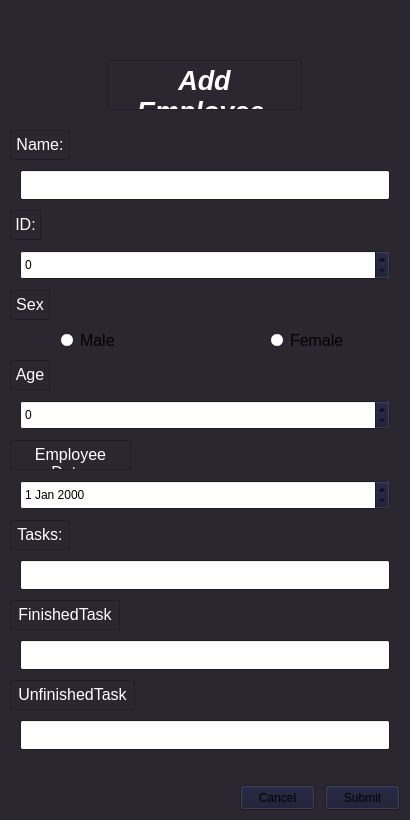
Before: the Qt Designer form Employee.ui in HeidariSina/Management-App, drawn with Qt 5.
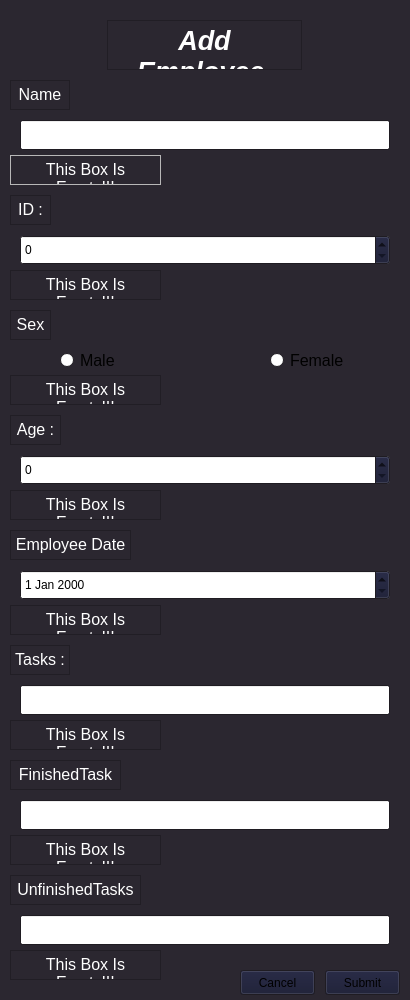
After: the same form once the commit is applied.

```diff
--- a/Employee.ui
+++ b/Employee.ui
@@ -10,19 +10,19 @@
     <x>0</x>
     <y>0</y>
     <width>410</width>
-    <height>820</height>
+    <height>1000</height>
    </rect>
   </property>
   <property name="minimumSize">
    <size>
     <width>410</width>
-    <height>820</height>
+    <height>1000</height>
    </size>
   </property>
   <property name="maximumSize">
    <size>
     <width>410</width>
-    <height>820</height>
+    <height>4095</height>
    </size>
   </property>
   <property name="palette">
@@ -130,7 +130,7 @@
     <property name="geometry">
      <rect>
       <x>107</x>
-      <y>60</y>
+      <y>20</y>
       <width>195</width>
       <height>50</height>
      </rect>
@@ -212,7 +212,7 @@
     <property name="geometry">
      <rect>
       <x>20</x>
-      <y>170</y>
+      <y>120</y>
       <width>370</width>
       <height>30</height>
      </rect>
@@ -228,7 +228,7 @@
     <property name="geometry">
      <rect>
       <x>10</x>
-      <y>130</y>
+      <y>80</y>
       <width>60</width>
       <height>30</height>
      </rect>
@@ -290,15 +290,15 @@
 &lt;html&gt;&lt;head&gt;&lt;meta name=&quot;qrichtext&quot; content=&quot;1&quot; /&gt;&lt;style type=&quot;text/css&quot;&gt;
 p, li { white-space: pre-wrap; }
 &lt;/style&gt;&lt;/head&gt;&lt;body style=&quot; font-family:'Segoe UI'; font-size:20pt; font-weight:600; font-style:italic;&quot;&gt;
-&lt;p align=&quot;center&quot; style=&quot; margin-top:0px; margin-bottom:0px; margin-left:0px; margin-right:0px; -qt-block-indent:0; text-indent:0px;&quot;&gt;&lt;span style=&quot; font-size:12pt; font-weight:400; font-style:normal; color:#ffffff;&quot;&gt;Name:&lt;/span&gt;&lt;/p&gt;&lt;/body&gt;&lt;/html&gt;</string>
+&lt;p align=&quot;center&quot; style=&quot; margin-top:0px; margin-bottom:0px; margin-left:0px; margin-right:0px; -qt-block-indent:0; text-indent:0px;&quot;&gt;&lt;span style=&quot; font-size:12pt; font-weight:400; font-style:normal; color:#ffffff;&quot;&gt;Name :&lt;/span&gt;&lt;/p&gt;&lt;/body&gt;&lt;/html&gt;</string>
     </property>
    </widget>
    <widget class="QTextBrowser" name="IDText">
     <property name="geometry">
      <rect>
       <x>10</x>
-      <y>210</y>
-      <width>31</width>
+      <y>195</y>
+      <width>41</width>
       <height>30</height>
      </rect>
     </property>
@@ -359,15 +359,15 @@
 &lt;html&gt;&lt;head&gt;&lt;meta name=&quot;qrichtext&quot; content=&quot;1&quot; /&gt;&lt;style type=&quot;text/css&quot;&gt;
 p, li { white-space: pre-wrap; }
 &lt;/style&gt;&lt;/head&gt;&lt;body style=&quot; font-family:'Segoe UI'; font-size:20pt; font-weight:600; font-style:italic;&quot;&gt;
-&lt;p align=&quot;center&quot; style=&quot; margin-top:0px; margin-bottom:0px; margin-left:0px; margin-right:0px; -qt-block-indent:0; text-indent:0px;&quot;&gt;&lt;span style=&quot; font-size:12pt; font-weight:400; font-style:normal; color:#ffffff;&quot;&gt;ID:&lt;/span&gt;&lt;/p&gt;&lt;/body&gt;&lt;/html&gt;</string>
+&lt;p align=&quot;center&quot; style=&quot; margin-top:0px; margin-bottom:0px; margin-left:0px; margin-right:0px; -qt-block-indent:0; text-indent:0px;&quot;&gt;&lt;span style=&quot; font-size:12pt; font-weight:400; font-style:normal; color:#ffffff;&quot;&gt;ID :&lt;/span&gt;&lt;/p&gt;&lt;/body&gt;&lt;/html&gt;</string>
     </property>
    </widget>
    <widget class="QTextBrowser" name="SexText">
     <property name="geometry">
      <rect>
       <x>10</x>
-      <y>290</y>
-      <width>40</width>
+      <y>310</y>
+      <width>41</width>
       <height>30</height>
      </rect>
     </property>
@@ -428,14 +428,14 @@
 &lt;html&gt;&lt;head&gt;&lt;meta name=&quot;qrichtext&quot; content=&quot;1&quot; /&gt;&lt;style type=&quot;text/css&quot;&gt;
 p, li { white-space: pre-wrap; }
 &lt;/style&gt;&lt;/head&gt;&lt;body style=&quot; font-family:'Segoe UI'; font-size:20pt; font-weight:600; font-style:italic;&quot;&gt;
-&lt;p align=&quot;center&quot; style=&quot; margin-top:0px; margin-bottom:0px; margin-left:0px; margin-right:0px; -qt-block-indent:0; text-indent:0px;&quot;&gt;&lt;span style=&quot; font-size:12pt; font-weight:400; font-style:normal; color:#ffffff;&quot;&gt;Sex:&lt;/span&gt;&lt;/p&gt;&lt;/body&gt;&lt;/html&gt;</string>
+&lt;p align=&quot;center&quot; style=&quot; margin-top:0px; margin-bottom:0px; margin-left:0px; margin-right:0px; -qt-block-indent:0; text-indent:0px;&quot;&gt;&lt;span style=&quot; font-size:12pt; font-weight:400; font-style:normal; color:#ffffff;&quot;&gt;Sex :&lt;/span&gt;&lt;/p&gt;&lt;/body&gt;&lt;/html&gt;</string>
     </property>
    </widget>
    <widget class="QRadioButton" name="MaleradioButton">
     <property name="geometry">
      <rect>
       <x>60</x>
-      <y>330</y>
+      <y>350</y>
       <width>80</width>
       <height>20</height>
      </rect>
@@ -453,7 +453,7 @@
     <property name="geometry">
      <rect>
       <x>270</x>
-      <y>330</y>
+      <y>350</y>
       <width>80</width>
       <height>20</height>
      </rect>
@@ -471,8 +471,8 @@
     <property name="geometry">
      <rect>
       <x>10</x>
-      <y>360</y>
-      <width>40</width>
+      <y>415</y>
+      <width>51</width>
       <height>30</height>
      </rect>
     </property>
@@ -533,14 +533,14 @@
 &lt;html&gt;&lt;head&gt;&lt;meta name=&quot;qrichtext&quot; content=&quot;1&quot; /&gt;&lt;style type=&quot;text/css&quot;&gt;
 p, li { white-space: pre-wrap; }
 &lt;/style&gt;&lt;/head&gt;&lt;body style=&quot; font-family:'Segoe UI'; font-size:20pt; font-weight:600; font-style:italic;&quot;&gt;
-&lt;p align=&quot;center&quot; style=&quot; margin-top:0px; margin-bottom:0px; margin-left:0px; margin-right:0px; -qt-block-indent:0; text-indent:0px;&quot;&gt;&lt;span style=&quot; font-size:12pt; font-weight:400; font-style:normal; color:#ffffff;&quot;&gt;Age:&lt;/span&gt;&lt;/p&gt;&lt;/body&gt;&lt;/html&gt;</string>
+&lt;p align=&quot;center&quot; style=&quot; margin-top:0px; margin-bottom:0px; margin-left:0px; margin-right:0px; -qt-block-indent:0; text-indent:0px;&quot;&gt;&lt;span style=&quot; font-size:12pt; font-weight:400; font-style:normal; color:#ffffff;&quot;&gt;Age :&lt;/span&gt;&lt;/p&gt;&lt;/body&gt;&lt;/html&gt;</string>
     </property>
    </widget>
    <widget class="QTextBrowser" name="EmployeeDateText">
     <property name="geometry">
      <rect>
       <x>10</x>
-      <y>440</y>
+      <y>530</y>
       <width>121</width>
       <height>30</height>
      </rect>
@@ -602,14 +602,14 @@
 &lt;html&gt;&lt;head&gt;&lt;meta name=&quot;qrichtext&quot; content=&quot;1&quot; /&gt;&lt;style type=&quot;text/css&quot;&gt;
 p, li { white-space: pre-wrap; }
 &lt;/style&gt;&lt;/head&gt;&lt;body style=&quot; font-family:'Segoe UI'; font-size:20pt; font-weight:600; font-style:italic;&quot;&gt;
-&lt;p align=&quot;center&quot; style=&quot; margin-top:0px; margin-bottom:0px; margin-left:0px; margin-right:0px; -qt-block-indent:0; text-indent:0px;&quot;&gt;&lt;span style=&quot; font-size:12pt; font-weight:400; font-style:normal; color:#ffffff;&quot;&gt;Employee Date:&lt;/span&gt;&lt;/p&gt;&lt;/body&gt;&lt;/html&gt;</string>
+&lt;p align=&quot;center&quot; style=&quot; margin-top:0px; margin-bottom:0px; margin-left:0px; margin-right:0px; -qt-block-indent:0; text-indent:0px;&quot;&gt;&lt;span style=&quot; font-size:12pt; font-weight:400; font-style:normal; color:#ffffff;&quot;&gt;Employee Date :&lt;/span&gt;&lt;/p&gt;&lt;/body&gt;&lt;/html&gt;</string>
     </property>
    </widget>
    <widget class="QTextBrowser" name="TasksText">
     <property name="geometry">
      <rect>
       <x>10</x>
-      <y>520</y>
+      <y>645</y>
       <width>60</width>
       <height>30</height>
      </rect>
@@ -671,15 +671,15 @@
 &lt;html&gt;&lt;head&gt;&lt;meta name=&quot;qrichtext&quot; content=&quot;1&quot; /&gt;&lt;style type=&quot;text/css&quot;&gt;
 p, li { white-space: pre-wrap; }
 &lt;/style&gt;&lt;/head&gt;&lt;body style=&quot; font-family:'Segoe UI'; font-size:20pt; font-weight:600; font-style:italic;&quot;&gt;
-&lt;p align=&quot;center&quot; style=&quot; margin-top:0px; margin-bottom:0px; margin-left:0px; margin-right:0px; -qt-block-indent:0; text-indent:0px;&quot;&gt;&lt;span style=&quot; font-size:12pt; font-weight:400; font-style:normal; color:#ffffff;&quot;&gt;Tasks:&lt;/span&gt;&lt;/p&gt;&lt;/body&gt;&lt;/html&gt;</string>
+&lt;p align=&quot;center&quot; style=&quot; margin-top:0px; margin-bottom:0px; margin-left:0px; margin-right:0px; -qt-block-indent:0; text-indent:0px;&quot;&gt;&lt;span style=&quot; font-size:12pt; font-weight:400; font-style:normal; color:#ffffff;&quot;&gt;Tasks :&lt;/span&gt;&lt;/p&gt;&lt;/body&gt;&lt;/html&gt;</string>
     </property>
    </widget>
    <widget class="QTextBrowser" name="FinishedTasksText">
     <property name="geometry">
      <rect>
       <x>10</x>
-      <y>600</y>
-      <width>110</width>
+      <y>760</y>
+      <width>111</width>
       <height>30</height>
      </rect>
     </property>
@@ -740,14 +740,14 @@
 &lt;html&gt;&lt;head&gt;&lt;meta name=&quot;qrichtext&quot; content=&quot;1&quot; /&gt;&lt;style type=&quot;text/css&quot;&gt;
 p, li { white-space: pre-wrap; }
 &lt;/style&gt;&lt;/head&gt;&lt;body style=&quot; font-family:'Segoe UI'; font-size:20pt; font-weight:600; font-style:italic;&quot;&gt;
-&lt;p align=&quot;center&quot; style=&quot; margin-top:0px; margin-bottom:0px; margin-left:0px; margin-right:0px; -qt-block-indent:0; text-indent:0px;&quot;&gt;&lt;span style=&quot; font-size:12pt; font-weight:400; font-style:normal; color:#ffffff;&quot;&gt;FinishedTasks:&lt;/span&gt;&lt;/p&gt;&lt;/body&gt;&lt;/html&gt;</string>
+&lt;p align=&quot;center&quot; style=&quot; margin-top:0px; margin-bottom:0px; margin-left:0px; margin-right:0px; -qt-block-indent:0; text-indent:0px;&quot;&gt;&lt;span style=&quot; font-size:12pt; font-weight:400; font-style:normal; color:#ffffff;&quot;&gt;FinishedTasks :&lt;/span&gt;&lt;/p&gt;&lt;/body&gt;&lt;/html&gt;</string>
     </property>
    </widget>
    <widget class="QLineEdit" name="TasksEdit">
     <property name="geometry">
      <rect>
       <x>20</x>
-      <y>560</y>
+      <y>685</y>
       <width>370</width>
       <height>30</height>
      </rect>
@@ -760,7 +760,7 @@
     <property name="geometry">
      <rect>
       <x>20</x>
-      <y>640</y>
+      <y>800</y>
       <width>370</width>
       <height>30</height>
      </rect>
@@ -773,8 +773,8 @@
     <property name="geometry">
      <rect>
       <x>10</x>
-      <y>680</y>
-      <width>125</width>
+      <y>875</y>
+      <width>131</width>
       <height>30</height>
      </rect>
     </property>
@@ -835,14 +835,14 @@
 &lt;html&gt;&lt;head&gt;&lt;meta name=&quot;qrichtext&quot; content=&quot;1&quot; /&gt;&lt;style type=&quot;text/css&quot;&gt;
 p, li { white-space: pre-wrap; }
 &lt;/style&gt;&lt;/head&gt;&lt;body style=&quot; font-family:'Segoe UI'; font-size:20pt; font-weight:600; font-style:italic;&quot;&gt;
-&lt;p align=&quot;center&quot; style=&quot; margin-top:0px; margin-bottom:0px; margin-left:0px; margin-right:0px; -qt-block-indent:0; text-indent:0px;&quot;&gt;&lt;span style=&quot; font-size:12pt; font-weight:400; font-style:normal; color:#ffffff;&quot;&gt;UnfinishedTasks:&lt;/span&gt;&lt;/p&gt;&lt;/body&gt;&lt;/html&gt;</string>
+&lt;p align=&quot;center&quot; style=&quot; margin-top:0px; margin-bottom:0px; margin-left:0px; margin-right:0px; -qt-block-indent:0; text-indent:0px;&quot;&gt;&lt;span style=&quot; font-size:12pt; font-weight:400; font-style:normal; color:#ffffff;&quot;&gt;UnfinishedTasks :&lt;/span&gt;&lt;/p&gt;&lt;/body&gt;&lt;/html&gt;</string>
     </property>
    </widget>
    <widget class="QLineEdit" name="UnfinishedTasksEdit">
     <property name="geometry">
      <rect>
       <x>20</x>
-      <y>720</y>
+      <y>915</y>
       <width>370</width>
       <height>30</height>
      </rect>
@@ -855,7 +855,7 @@
     <property name="geometry">
      <rect>
       <x>20</x>
-      <y>480</y>
+      <y>570</y>
       <width>370</width>
       <height>30</height>
      </rect>
@@ -865,7 +865,7 @@
     <property name="geometry">
      <rect>
       <x>20</x>
-      <y>250</y>
+      <y>235</y>
       <width>370</width>
       <height>30</height>
      </rect>
@@ -881,7 +881,7 @@
     <property name="geometry">
      <rect>
       <x>20</x>
-      <y>400</y>
+      <y>455</y>
       <width>370</width>
       <height>30</height>
      </rect>
@@ -894,7 +894,7 @@
     <property name="geometry">
      <rect>
       <x>325</x>
-      <y>785</y>
+      <y>970</y>
       <width>75</width>
       <height>25</height>
      </rect>
@@ -907,7 +907,7 @@
     <property name="geometry">
      <rect>
       <x>240</x>
-      <y>785</y>
+      <y>970</y>
       <width>75</width>
       <height>25</height>
      </rect>
@@ -916,6 +916,642 @@
      <string>Cancel</string>
     </property>
    </widget>
+   <widget class="QTextBrowser" name="AlertText_1">
+    <property name="geometry">
+     <rect>
+      <x>10</x>
+      <y>155</y>
+      <width>151</width>
+      <height>30</height>
+     </rect>
+    </property>
+    <property name="palette">
+     <palette>
+      <active>
+       <colorrole role="WindowText">
+        <brush brushstyle="SolidPattern">
+         <color alpha="255">
+          <red>0</red>
+          <green>38</green>
+          <blue>255</blue>
+         </color>
+        </brush>
+       </colorrole>
+       <colorrole role="Text">
+        <brush brushstyle="SolidPattern">
+         <color alpha="255">
+          <red>0</red>
+          <green>38</green>
+          <blue>255</blue>
+         </color>
+        </brush>
+       </colorrole>
+       <colorrole role="ButtonText">
+        <brush brushstyle="SolidPattern">
+         <color alpha="255">
+          <red>0</red>
+          <green>38</green>
+          <blue>255</blue>
+         </color>
+        </brush>
+       </colorrole>
+       <colorrole role="Base">
+        <brush brushstyle="SolidPattern">
+         <color alpha="255">
+          <red>43</red>
+          <green>39</green>
+          <blue>48</blue>
+         </color>
+        </brush>
+       </colorrole>
+      </active>
+      <inactive>
+       <colorrole role="WindowText">
+        <brush brushstyle="SolidPattern">
+         <color alpha="255">
+          <red>0</red>
+          <green>38</green>
+          <blue>255</blue>
+         </color>
+        </brush>
+       </colorrole>
+       <colorrole role="Text">
+        <brush brushstyle="SolidPattern">
+         <color alpha="255">
+          <red>0</red>
+          <green>38</green>
+          <blue>255</blue>
+         </color>
+        </brush>
+       </colorrole>
+       <colorrole role="ButtonText">
+        <brush brushstyle="SolidPattern">
+         <color alpha="255">
+          <red>0</red>
+          <green>38</green>
+          <blue>255</blue>
+         </color>
+        </brush>
+       </colorrole>
+       <colorrole role="Base">
+        <brush brushstyle="SolidPattern">
+         <color alpha="255">
+          <red>43</red>
+          <green>39</green>
+          <blue>48</blue>
+         </color>
+        </brush>
+       </colorrole>
+      </inactive>
+      <disabled>
+       <colorrole role="WindowText">
+        <brush brushstyle="SolidPattern">
+         <color alpha="255">
+          <red>0</red>
+          <green>38</green>
+          <blue>255</blue>
+         </color>
+        </brush>
+       </colorrole>
+       <colorrole role="Text">
+        <brush brushstyle="SolidPattern">
+         <color alpha="255">
+          <red>0</red>
+          <green>38</green>
+          <blue>255</blue>
+         </color>
+        </brush>
+       </colorrole>
+       <colorrole role="ButtonText">
+        <brush brushstyle="SolidPattern">
+         <color alpha="255">
+          <red>0</red>
+          <green>38</green>
+          <blue>255</blue>
+         </color>
+        </brush>
+       </colorrole>
+       <colorrole role="Base">
+        <brush brushstyle="SolidPattern">
+         <color alpha="255">
+          <red>0</red>
+          <green>0</green>
+          <blue>94</blue>
+         </color>
+        </brush>
+       </colorrole>
+      </disabled>
+     </palette>
+    </property>
+    <property name="font">
+     <font>
+      <family>Segoe UI</family>
+      <pointsize>20</pointsize>
+      <weight>75</weight>
+      <italic>true</italic>
+      <bold>true</bold>
+     </font>
+    </property>
+    <property name="styleSheet">
+     <string notr="true">color: rgb(0, 38, 255);</string>
+    </property>
+    <property name="verticalScrollBarPolicy">
+     <enum>Qt::ScrollBarAlwaysOff</enum>
+    </property>
+    <property name="horizontalScrollBarPolicy">
+     <enum>Qt::ScrollBarAlwaysOff</enum>
+    </property>
+    <property name="html">
+     <string>&lt;!DOCTYPE HTML PUBLIC &quot;-//W3C//DTD HTML 4.0//EN&quot; &quot;http://www.w3.org/TR/REC-html40/strict.dtd&quot;&gt;
+&lt;html&gt;&lt;head&gt;&lt;meta name=&quot;qrichtext&quot; content=&quot;1&quot; /&gt;&lt;style type=&quot;text/css&quot;&gt;
+p, li { white-space: pre-wrap; }
+&lt;/style&gt;&lt;/head&gt;&lt;body style=&quot; font-family:'Segoe UI'; font-size:20pt; font-weight:600; font-style:italic;&quot;&gt;
+&lt;p align=&quot;center&quot; style=&quot; margin-top:0px; margin-bottom:0px; margin-left:0px; margin-right:0px; -qt-block-indent:0; text-indent:0px;&quot;&gt;&lt;span style=&quot; font-size:12pt; font-weight:400; font-style:normal; color:#ffffff;&quot;&gt;This Box Is Empty!!!&lt;/span&gt;&lt;/p&gt;&lt;/body&gt;&lt;/html&gt;</string>
+    </property>
+   </widget>
+   <widget class="QTextBrowser" name="AlertText_2">
+    <property name="geometry">
+     <rect>
+      <x>10</x>
+      <y>270</y>
+      <width>151</width>
+      <height>30</height>
+     </rect>
+    </property>
+    <property name="palette">
+     <palette>
+      <active>
+       <colorrole role="Base">
+        <brush brushstyle="SolidPattern">
+         <color alpha="255">
+          <red>43</red>
+          <green>39</green>
+          <blue>48</blue>
+         </color>
+        </brush>
+       </colorrole>
+      </active>
+      <inactive>
+       <colorrole role="Base">
+        <brush brushstyle="SolidPattern">
+         <color alpha="255">
+          <red>43</red>
+          <green>39</green>
+          <blue>48</blue>
+         </color>
+        </brush>
+       </colorrole>
+      </inactive>
+      <disabled>
+       <colorrole role="Base">
+        <brush brushstyle="SolidPattern">
+         <color alpha="255">
+          <red>0</red>
+          <green>0</green>
+          <blue>94</blue>
+         </color>
+        </brush>
+       </colorrole>
+      </disabled>
+     </palette>
+    </property>
+    <property name="font">
+     <font>
+      <family>Segoe UI</family>
+      <pointsize>20</pointsize>
+      <weight>75</weight>
+      <italic>true</italic>
+      <bold>true</bold>
+     </font>
+    </property>
+    <property name="verticalScrollBarPolicy">
+     <enum>Qt::ScrollBarAlwaysOff</enum>
+    </property>
+    <property name="horizontalScrollBarPolicy">
+     <enum>Qt::ScrollBarAlwaysOff</enum>
+    </property>
+    <property name="html">
+     <string>&lt;!DOCTYPE HTML PUBLIC &quot;-//W3C//DTD HTML 4.0//EN&quot; &quot;http://www.w3.org/TR/REC-html40/strict.dtd&quot;&gt;
+&lt;html&gt;&lt;head&gt;&lt;meta name=&quot;qrichtext&quot; content=&quot;1&quot; /&gt;&lt;style type=&quot;text/css&quot;&gt;
+p, li { white-space: pre-wrap; }
+&lt;/style&gt;&lt;/head&gt;&lt;body style=&quot; font-family:'Segoe UI'; font-size:20pt; font-weight:600; font-style:italic;&quot;&gt;
+&lt;p align=&quot;center&quot; style=&quot; margin-top:0px; margin-bottom:0px; margin-left:0px; margin-right:0px; -qt-block-indent:0; text-indent:0px;&quot;&gt;&lt;span style=&quot; font-size:12pt; font-weight:400; font-style:normal; color:#ffffff;&quot;&gt;This Box Is Empty!!!&lt;/span&gt;&lt;/p&gt;&lt;/body&gt;&lt;/html&gt;</string>
+    </property>
+   </widget>
+   <widget class="QTextBrowser" name="AlertText_3">
+    <property name="geometry">
+     <rect>
+      <x>10</x>
+      <y>375</y>
+      <width>151</width>
+      <height>30</height>
+     </rect>
+    </property>
+    <property name="palette">
+     <palette>
+      <active>
+       <colorrole role="Base">
+        <brush brushstyle="SolidPattern">
+         <color alpha="255">
+          <red>43</red>
+          <green>39</green>
+          <blue>48</blue>
+         </color>
+        </brush>
+       </colorrole>
+      </active>
+      <inactive>
+       <colorrole role="Base">
+        <brush brushstyle="SolidPattern">
+         <color alpha="255">
+          <red>43</red>
+          <green>39</green>
+          <blue>48</blue>
+         </color>
+        </brush>
+       </colorrole>
+      </inactive>
+      <disabled>
+       <colorrole role="Base">
+        <brush brushstyle="SolidPattern">
+         <color alpha="255">
+          <red>0</red>
+          <green>0</green>
+          <blue>94</blue>
+         </color>
+        </brush>
+       </colorrole>
+      </disabled>
+     </palette>
+    </property>
+    <property name="font">
+     <font>
+      <family>Segoe UI</family>
+      <pointsize>20</pointsize>
+      <weight>75</weight>
+      <italic>true</italic>
+      <bold>true</bold>
+     </font>
+    </property>
+    <property name="verticalScrollBarPolicy">
+     <enum>Qt::ScrollBarAlwaysOff</enum>
+    </property>
+    <property name="horizontalScrollBarPolicy">
+     <enum>Qt::ScrollBarAlwaysOff</enum>
+    </property>
+    <property name="html">
+     <string>&lt;!DOCTYPE HTML PUBLIC &quot;-//W3C//DTD HTML 4.0//EN&quot; &quot;http://www.w3.org/TR/REC-html40/strict.dtd&quot;&gt;
+&lt;html&gt;&lt;head&gt;&lt;meta name=&quot;qrichtext&quot; content=&quot;1&quot; /&gt;&lt;style type=&quot;text/css&quot;&gt;
+p, li { white-space: pre-wrap; }
+&lt;/style&gt;&lt;/head&gt;&lt;body style=&quot; font-family:'Segoe UI'; font-size:20pt; font-weight:600; font-style:italic;&quot;&gt;
+&lt;p align=&quot;center&quot; style=&quot; margin-top:0px; margin-bottom:0px; margin-left:0px; margin-right:0px; -qt-block-indent:0; text-indent:0px;&quot;&gt;&lt;span style=&quot; font-size:12pt; font-weight:400; font-style:normal; color:#ffffff;&quot;&gt;This Box Is Empty!!!&lt;/span&gt;&lt;/p&gt;&lt;/body&gt;&lt;/html&gt;</string>
+    </property>
+   </widget>
+   <widget class="QTextBrowser" name="AlertText_4">
+    <property name="geometry">
+     <rect>
+      <x>10</x>
+      <y>490</y>
+      <width>151</width>
+      <height>30</height>
+     </rect>
+    </property>
+    <property name="palette">
+     <palette>
+      <active>
+       <colorrole role="Base">
+        <brush brushstyle="SolidPattern">
+         <color alpha="255">
+          <red>43</red>
+          <green>39</green>
+          <blue>48</blue>
+         </color>
+        </brush>
+       </colorrole>
+      </active>
+      <inactive>
+       <colorrole role="Base">
+        <brush brushstyle="SolidPattern">
+         <color alpha="255">
+          <red>43</red>
+          <green>39</green>
+          <blue>48</blue>
+         </color>
+        </brush>
+       </colorrole>
+      </inactive>
+      <disabled>
+       <colorrole role="Base">
+        <brush brushstyle="SolidPattern">
+         <color alpha="255">
+          <red>0</red>
+          <green>0</green>
+          <blue>94</blue>
+         </color>
+        </brush>
+       </colorrole>
+      </disabled>
+     </palette>
+    </property>
+    <property name="font">
+     <font>
+      <family>Segoe UI</family>
+      <pointsize>20</pointsize>
+      <weight>75</weight>
+      <italic>true</italic>
+      <bold>true</bold>
+     </font>
+    </property>
+    <property name="verticalScrollBarPolicy">
+     <enum>Qt::ScrollBarAlwaysOff</enum>
+    </property>
+    <property name="horizontalScrollBarPolicy">
+     <enum>Qt::ScrollBarAlwaysOff</enum>
+    </property>
+    <property name="html">
+     <string>&lt;!DOCTYPE HTML PUBLIC &quot;-//W3C//DTD HTML 4.0//EN&quot; &quot;http://www.w3.org/TR/REC-html40/strict.dtd&quot;&gt;
+&lt;html&gt;&lt;head&gt;&lt;meta name=&quot;qrichtext&quot; content=&quot;1&quot; /&gt;&lt;style type=&quot;text/css&quot;&gt;
+p, li { white-space: pre-wrap; }
+&lt;/style&gt;&lt;/head&gt;&lt;body style=&quot; font-family:'Segoe UI'; font-size:20pt; font-weight:600; font-style:italic;&quot;&gt;
+&lt;p align=&quot;center&quot; style=&quot; margin-top:0px; margin-bottom:0px; margin-left:0px; margin-right:0px; -qt-block-indent:0; text-indent:0px;&quot;&gt;&lt;span style=&quot; font-size:12pt; font-weight:400; font-style:normal; color:#ffffff;&quot;&gt;This Box Is Empty!!!&lt;/span&gt;&lt;/p&gt;&lt;/body&gt;&lt;/html&gt;</string>
+    </property>
+   </widget>
+   <widget class="QTextBrowser" name="AlertText_5">
+    <property name="geometry">
+     <rect>
+      <x>10</x>
+      <y>605</y>
+      <width>151</width>
+      <height>30</height>
+     </rect>
+    </property>
+    <property name="palette">
+     <palette>
+      <active>
+       <colorrole role="Base">
+        <brush brushstyle="SolidPattern">
+         <color alpha="255">
+          <red>43</red>
+          <green>39</green>
+          <blue>48</blue>
+         </color>
+        </brush>
+       </colorrole>
+      </active>
+      <inactive>
+       <colorrole role="Base">
+        <brush brushstyle="SolidPattern">
+         <color alpha="255">
+          <red>43</red>
+          <green>39</green>
+          <blue>48</blue>
+         </color>
+        </brush>
+       </colorrole>
+      </inactive>
+      <disabled>
+       <colorrole role="Base">
+        <brush brushstyle="SolidPattern">
+         <color alpha="255">
+          <red>0</red>
+          <green>0</green>
+          <blue>94</blue>
+         </color>
+        </brush>
+       </colorrole>
+      </disabled>
+     </palette>
+    </property>
+    <property name="font">
+     <font>
+      <family>Segoe UI</family>
+      <pointsize>20</pointsize>
+      <weight>75</weight>
+      <italic>true</italic>
+      <bold>true</bold>
+     </font>
+    </property>
+    <property name="verticalScrollBarPolicy">
+     <enum>Qt::ScrollBarAlwaysOff</enum>
+    </property>
+    <property name="horizontalScrollBarPolicy">
+     <enum>Qt::ScrollBarAlwaysOff</enum>
+    </property>
+    <property name="html">
+     <string>&lt;!DOCTYPE HTML PUBLIC &quot;-//W3C//DTD HTML 4.0//EN&quot; &quot;http://www.w3.org/TR/REC-html40/strict.dtd&quot;&gt;
+&lt;html&gt;&lt;head&gt;&lt;meta name=&quot;qrichtext&quot; content=&quot;1&quot; /&gt;&lt;style type=&quot;text/css&quot;&gt;
+p, li { white-space: pre-wrap; }
+&lt;/style&gt;&lt;/head&gt;&lt;body style=&quot; font-family:'Segoe UI'; font-size:20pt; font-weight:600; font-style:italic;&quot;&gt;
+&lt;p align=&quot;center&quot; style=&quot; margin-top:0px; margin-bottom:0px; margin-left:0px; margin-right:0px; -qt-block-indent:0; text-indent:0px;&quot;&gt;&lt;span style=&quot; font-size:12pt; font-weight:400; font-style:normal; color:#ffffff;&quot;&gt;This Box Is Empty!!!&lt;/span&gt;&lt;/p&gt;&lt;/body&gt;&lt;/html&gt;</string>
+    </property>
+   </widget>
+   <widget class="QTextBrowser" name="AlertText_6">
+    <property name="geometry">
+     <rect>
+      <x>10</x>
+      <y>720</y>
+      <width>151</width>
+      <height>30</height>
+     </rect>
+    </property>
+    <property name="palette">
+     <palette>
+      <active>
+       <colorrole role="Base">
+        <brush brushstyle="SolidPattern">
+         <color alpha="255">
+          <red>43</red>
+          <green>39</green>
+          <blue>48</blue>
+         </color>
+        </brush>
+       </colorrole>
+      </active>
+      <inactive>
+       <colorrole role="Base">
+        <brush brushstyle="SolidPattern">
+         <color alpha="255">
+          <red>43</red>
+          <green>39</green>
+          <blue>48</blue>
+         </color>
+        </brush>
+       </colorrole>
+      </inactive>
+      <disabled>
+       <colorrole role="Base">
+        <brush brushstyle="SolidPattern">
+         <color alpha="255">
+          <red>0</red>
+          <green>0</green>
+          <blue>94</blue>
+         </color>
+        </brush>
+       </colorrole>
+      </disabled>
+     </palette>
+    </property>
+    <property name="font">
+     <font>
+      <family>Segoe UI</family>
+      <pointsize>20</pointsize>
+      <weight>75</weight>
+      <italic>true</italic>
+      <bold>true</bold>
+     </font>
+    </property>
+    <property name="verticalScrollBarPolicy">
+     <enum>Qt::ScrollBarAlwaysOff</enum>
+    </property>
+    <property name="horizontalScrollBarPolicy">
+     <enum>Qt::ScrollBarAlwaysOff</enum>
+    </property>
+    <property name="html">
+     <string>&lt;!DOCTYPE HTML PUBLIC &quot;-//W3C//DTD HTML 4.0//EN&quot; &quot;http://www.w3.org/TR/REC-html40/strict.dtd&quot;&gt;
+&lt;html&gt;&lt;head&gt;&lt;meta name=&quot;qrichtext&quot; content=&quot;1&quot; /&gt;&lt;style type=&quot;text/css&quot;&gt;
+p, li { white-space: pre-wrap; }
+&lt;/style&gt;&lt;/head&gt;&lt;body style=&quot; font-family:'Segoe UI'; font-size:20pt; font-weight:600; font-style:italic;&quot;&gt;
+&lt;p align=&quot;center&quot; style=&quot; margin-top:0px; margin-bottom:0px; margin-left:0px; margin-right:0px; -qt-block-indent:0; text-indent:0px;&quot;&gt;&lt;span style=&quot; font-size:12pt; font-weight:400; font-style:normal; color:#ffffff;&quot;&gt;This Box Is Empty!!!&lt;/span&gt;&lt;/p&gt;&lt;/body&gt;&lt;/html&gt;</string>
+    </property>
+   </widget>
+   <widget class="QTextBrowser" name="AlertText_7">
+    <property name="geometry">
+     <rect>
+      <x>10</x>
+      <y>835</y>
+      <width>151</width>
+      <height>30</height>
+     </rect>
+    </property>
+    <property name="palette">
+     <palette>
+      <active>
+       <colorrole role="Base">
+        <brush brushstyle="SolidPattern">
+         <color alpha="255">
+          <red>43</red>
+          <green>39</green>
+          <blue>48</blue>
+         </color>
+        </brush>
+       </colorrole>
+      </active>
+      <inactive>
+       <colorrole role="Base">
+        <brush brushstyle="SolidPattern">
+         <color alpha="255">
+          <red>43</red>
+          <green>39</green>
+          <blue>48</blue>
+         </color>
+        </brush>
+       </colorrole>
+      </inactive>
+      <disabled>
+       <colorrole role="Base">
+        <brush brushstyle="SolidPattern">
+         <color alpha="255">
+          <red>0</red>
+          <green>0</green>
+          <blue>94</blue>
+         </color>
+        </brush>
+       </colorrole>
+      </disabled>
+     </palette>
+    </property>
+    <property name="font">
+     <font>
+      <family>Segoe UI</family>
+      <pointsize>20</pointsize>
+      <weight>75</weight>
+      <italic>true</italic>
+      <bold>true</bold>
+     </font>
+    </property>
+    <property name="verticalScrollBarPolicy">
+     <enum>Qt::ScrollBarAlwaysOff</enum>
+    </property>
+    <property name="horizontalScrollBarPolicy">
+     <enum>Qt::ScrollBarAlwaysOff</enum>
+    </property>
+    <property name="html">
+     <string>&lt;!DOCTYPE HTML PUBLIC &quot;-//W3C//DTD HTML 4.0//EN&quot; &quot;http://www.w3.org/TR/REC-html40/strict.dtd&quot;&gt;
+&lt;html&gt;&lt;head&gt;&lt;meta name=&quot;qrichtext&quot; content=&quot;1&quot; /&gt;&lt;style type=&quot;text/css&quot;&gt;
+p, li { white-space: pre-wrap; }
+&lt;/style&gt;&lt;/head&gt;&lt;body style=&quot; font-family:'Segoe UI'; font-size:20pt; font-weight:600; font-style:italic;&quot;&gt;
+&lt;p align=&quot;center&quot; style=&quot; margin-top:0px; margin-bottom:0px; margin-left:0px; margin-right:0px; -qt-block-indent:0; text-indent:0px;&quot;&gt;&lt;span style=&quot; font-size:12pt; font-weight:400; font-style:normal; color:#ffffff;&quot;&gt;This Box Is Empty!!!&lt;/span&gt;&lt;/p&gt;&lt;/body&gt;&lt;/html&gt;</string>
+    </property>
+   </widget>
+   <widget class="QTextBrowser" name="AlertText_8">
+    <property name="geometry">
+     <rect>
+      <x>10</x>
+      <y>950</y>
+      <width>151</width>
+      <height>30</height>
+     </rect>
+    </property>
+    <property name="palette">
+     <palette>
+      <active>
+       <colorrole role="Base">
+        <brush brushstyle="SolidPattern">
+         <color alpha="255">
+          <red>43</red>
+          <green>39</green>
+          <blue>48</blue>
+         </color>
+        </brush>
+       </colorrole>
+      </active>
+      <inactive>
+       <colorrole role="Base">
+        <brush brushstyle="SolidPattern">
+         <color alpha="255">
+          <red>43</red>
+          <green>39</green>
+          <blue>48</blue>
+         </color>
+        </brush>
+       </colorrole>
+      </inactive>
+      <disabled>
+       <colorrole role="Base">
+        <brush brushstyle="SolidPattern">
+         <color alpha="255">
+          <red>0</red>
+          <green>0</green>
+          <blue>94</blue>
+         </color>
+        </brush>
+       </colorrole>
+      </disabled>
+     </palette>
+    </property>
+    <property name="font">
+     <font>
+      <family>Segoe UI</family>
+      <pointsize>20</pointsize>
+      <weight>75</weight>
+      <italic>true</italic>
+      <bold>true</bold>
+     </font>
+    </property>
+    <property name="verticalScrollBarPolicy">
+     <enum>Qt::ScrollBarAlwaysOff</enum>
+    </property>
+    <property name="horizontalScrollBarPolicy">
+     <enum>Qt::ScrollBarAlwaysOff</enum>
+    </property>
+    <property name="html">
+     <string>&lt;!DOCTYPE HTML PUBLIC &quot;-//W3C//DTD HTML 4.0//EN&quot; &quot;http://www.w3.org/TR/REC-html40/strict.dtd&quot;&gt;
+&lt;html&gt;&lt;head&gt;&lt;meta name=&quot;qrichtext&quot; content=&quot;1&quot; /&gt;&lt;style type=&quot;text/css&quot;&gt;
+p, li { white-space: pre-wrap; }
+&lt;/style&gt;&lt;/head&gt;&lt;body style=&quot; font-family:'Segoe UI'; font-size:20pt; font-weight:600; font-style:italic;&quot;&gt;
+&lt;p align=&quot;center&quot; style=&quot; margin-top:0px; margin-bottom:0px; margin-left:0px; margin-right:0px; -qt-block-indent:0; text-indent:0px;&quot;&gt;&lt;span style=&quot; font-size:12pt; font-weight:400; font-style:normal; color:#ffffff;&quot;&gt;This Box Is Empty!!!&lt;/span&gt;&lt;/p&gt;&lt;/body&gt;&lt;/html&gt;</string>
+    </property>
+   </widget>
   </widget>
  </widget>
  <resources/>
```
